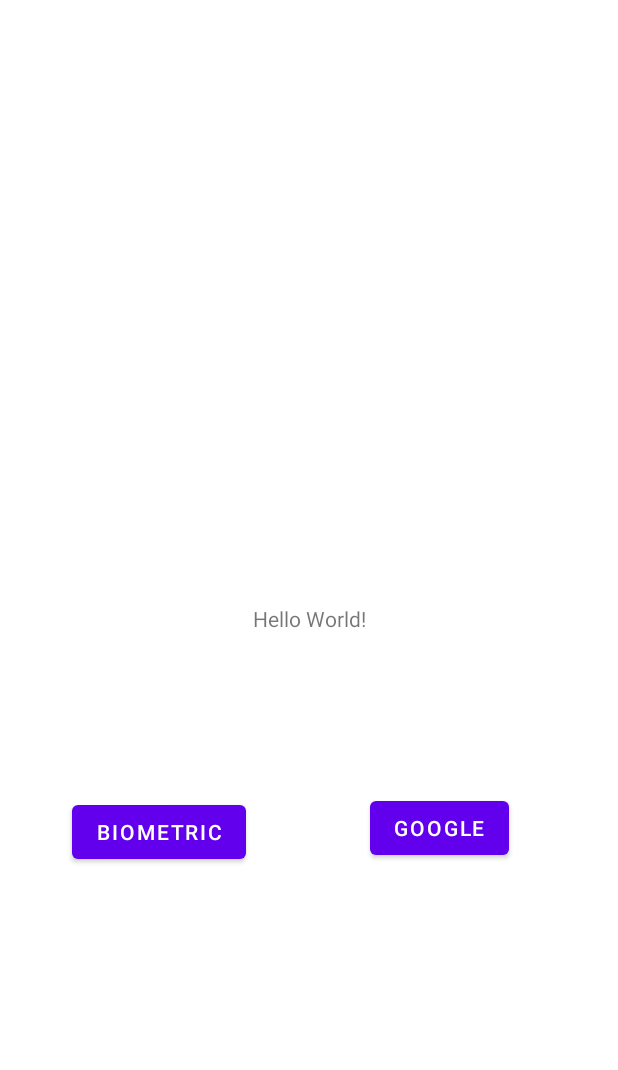
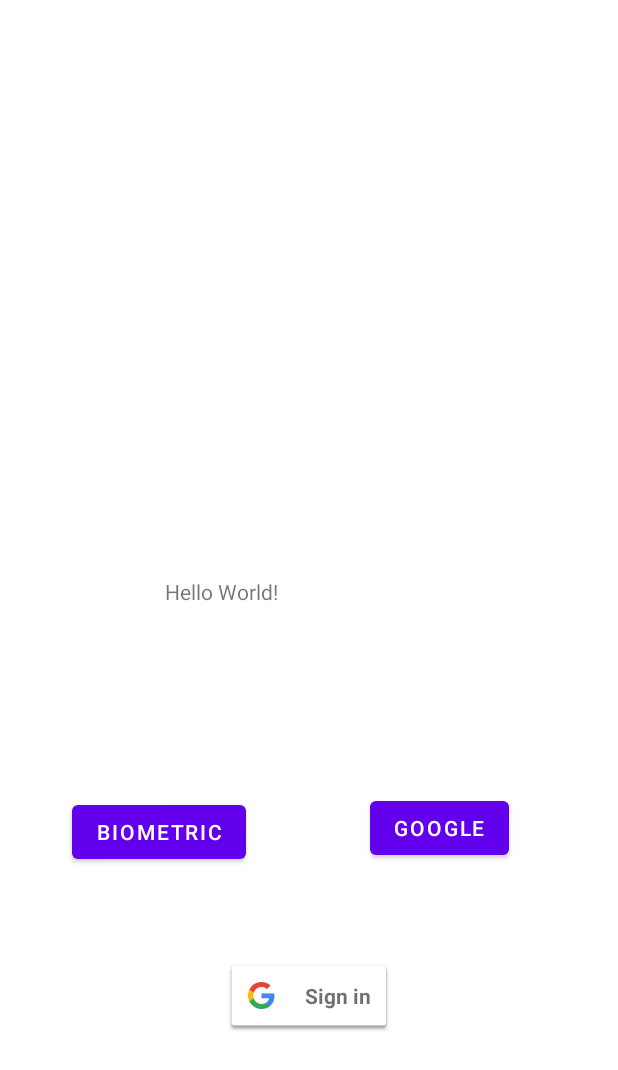
Before and after one commit to FA2500/Smart_Phone, an Android app: the layout activity_main.xml on its own in the app's theme, with its tools: preview values and no code run, on a phone screen of 412 x 824 dp. Shown: the top 1070 px of the screen. Run offline under Robolectric (Android 15) with nearby library versions, the phone set to English and light mode, and no system bars.

Commit message:
Google One Tap

```diff
--- a/app/build.gradle
+++ b/app/build.gradle
@@ -39,11 +39,11 @@
     implementation "androidx.biometric:biometric:1.1.0"
     implementation 'com.google.firebase:firebase-auth'
     implementation 'com.google.firebase:firebase-analytics'
-    implementation 'com.google.android.gms:play-services-auth:20.3.0'
+    implementation 'com.google.android.gms:play-services-auth:20.4.0'
     implementation 'com.firebaseui:firebase-ui-auth:7.2.0'
     implementation platform('com.google.firebase:firebase-bom:31.0.2')
     testImplementation 'junit:junit:4.13.2'
-    androidTestImplementation 'androidx.test.ext:junit:1.1.3'
-    androidTestImplementation 'androidx.test.espresso:espresso-core:3.4.0'
+    androidTestImplementation 'androidx.test.ext:junit:1.1.4'
+    androidTestImplementation 'androidx.test.espresso:espresso-core:3.5.0'
 
 }
--- a/app/src/main/res/layout/activity_main.xml
+++ b/app/src/main/res/layout/activity_main.xml
@@ -8,8 +8,8 @@
 
     <TextView
         android:id="@+id/textView"
-        android:layout_width="wrap_content"
-        android:layout_height="wrap_content"
+        android:layout_width="192dp"
+        android:layout_height="55dp"
         android:text="Hello World!"
         app:layout_constraintBottom_toBottomOf="parent"
         app:layout_constraintEnd_toEndOf="parent"
@@ -43,4 +43,19 @@
         app:layout_constraintTop_toBottomOf="@+id/textView"
         app:layout_constraintVertical_bias="1.0" />
 
+    <com.google.android.gms.common.SignInButton
+        android:id="@+id/sign_in_button"
+        android:layout_width="wrap_content"
+        android:layout_height="wrap_content"
+        android:layout_centerInParent="true"
+        android:layout_marginStart="142dp"
+        android:layout_marginEnd="142dp"
+        android:layout_marginBottom="136dp"
+        android:onClick="signIn"
+        android:visibility="visible"
+        app:layout_constraintBottom_toBottomOf="parent"
+        app:layout_constraintEnd_toEndOf="parent"
+        app:layout_constraintStart_toStartOf="parent"
+        tools:visibility="visible" />
+
 </androidx.constraintlayout.widget.ConstraintLayout>
--- a/app/src/main/res/values/strings.xml
+++ b/app/src/main/res/values/strings.xml
@@ -9,4 +9,7 @@
     <string name="invalid_username">Not a valid username</string>
     <string name="invalid_password">Password must be >5 characters</string>
     <string name="login_failed">"Login failed"</string>
+    <string name="default_web_client_id">52384160525-r17p3gebau2c8s4e53luhtth998ukfio.apps.googleusercontent.com</string>
+    <string name="signed_out">Signed out</string>
+    <string name="signed_in_fmt">Signed in as: %s</string>
 </resources>
```
Also changed, not shown: app/src/main/java/com/example/smart_phone/MainActivity.java (+89 -69 lines), 1 other file.
